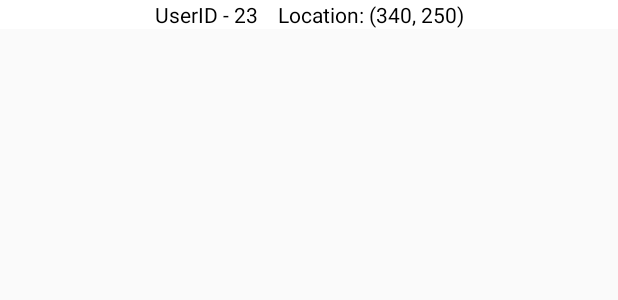
After one commit to ehdrms2034/SmartPathGuide, an Android app: the layout item_user.xml on its own in the app's theme, with its tools: preview values and no code run, on a phone screen of 412 x 824 dp. The commit adds this screen. Shown: the top 300 px of the screen. Run offline under Robolectric (Android 15) with nearby library versions, the phone set to English and light mode, and no system bars.

Commit message:
[PR-14] UserPathAdapter 구현

```diff
--- a/android/app/src/main/java/kr/pnu/ga2019/domain/entity/User.kt
+++ b/android/app/src/main/java/kr/pnu/ga2019/domain/entity/User.kt
@@ -9,4 +9,8 @@ data class User(
     val id: Int,
     val locationX: Double,
     val locationY: Double
-) : Entity
+) : Entity {
+
+    val currentUserLocation: String =
+        "UserID - $id\tLocation: ($locationX, $locationY)"
+}
--- /dev/null
+++ b/android/app/src/main/res/layout/item_user.xml
@@ -0,0 +1,30 @@
+<?xml version="1.0" encoding="utf-8"?>
+<layout xmlns:android="http://schemas.android.com/apk/res/android"
+    xmlns:app="http://schemas.android.com/apk/res-auto"
+    xmlns:tools="http://schemas.android.com/tools">
+
+    <data>
+        <variable
+            name="user"
+            type="kr.pnu.ga2019.domain.entity.User" />
+    </data>
+
+    <androidx.constraintlayout.widget.ConstraintLayout
+        android:layout_width="match_parent"
+        android:layout_height="wrap_content"
+        android:paddingStart="8dp"
+        android:paddingEnd="8dp"
+        android:background="@color/colorWhite">
+
+        <TextView
+            android:layout_width="0dp"
+            android:layout_height="wrap_content"
+            android:text="@{user.currentUserLocation}"
+            app:layout_constraintTop_toTopOf="parent"
+            app:layout_constraintStart_toStartOf="parent"
+            app:layout_constraintEnd_toEndOf="parent"
+            tools:text="UserID - 23    Location: (340, 250)"/>
+
+    </androidx.constraintlayout.widget.ConstraintLayout>
+
+</layout>
--- a/android/app/src/main/res/values/colors.xml
+++ b/android/app/src/main/res/values/colors.xml
@@ -6,5 +6,6 @@
     <color name="colorAccent">#03DAC5</color>
 
     <color name="colorWhite">#FFFFFF</color>
+    <color name="colorBlack">#000000</color>
 
 </resources>
--- a/android/app/src/main/res/values/styles.xml
+++ b/android/app/src/main/res/values/styles.xml
@@ -1,4 +1,4 @@
-<resources>
+<resources xmlns:tools="http://schemas.android.com/tools">
 
     <!-- Base application theme. -->
     <style name="AppTheme" parent="Theme.AppCompat.Light.DarkActionBar">
@@ -6,6 +6,14 @@
         <item name="colorPrimary">@color/colorPrimary</item>
         <item name="colorPrimaryDark">@color/colorPrimaryDark</item>
         <item name="colorAccent">@color/colorAccent</item>
+        <item name="android:textViewStyle">@style/TextViewStyle</item>
+    </style>
+
+    <style name="TextViewStyle" parent="@android:style/Widget.DeviceDefault.TextView">
+        <item name="android:lineSpacingExtra">6sp</item>
+        <item name="android:textColor">@color/colorBlack</item>
+        <item name="android:textSize" tools:ignore="SpUsage">14dp</item>
+        <item name="android:gravity">center</item>
     </style>
 
 </resources>
```
Also changed, not shown: android/app/src/main/java/kr/pnu/ga2019/presentation/UserPathActivity.kt (+10 -2 lines), android/app/src/main/java/kr/pnu/ga2019/presentation/UserPathAdapter.kt (added, +54 -0 lines).
